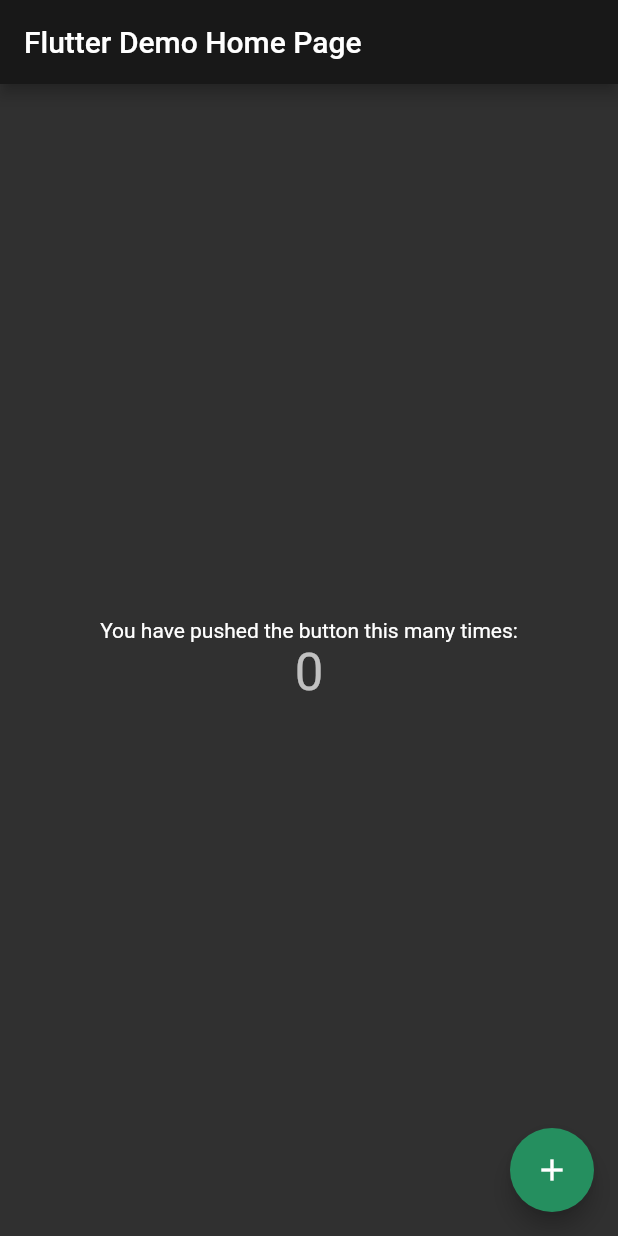
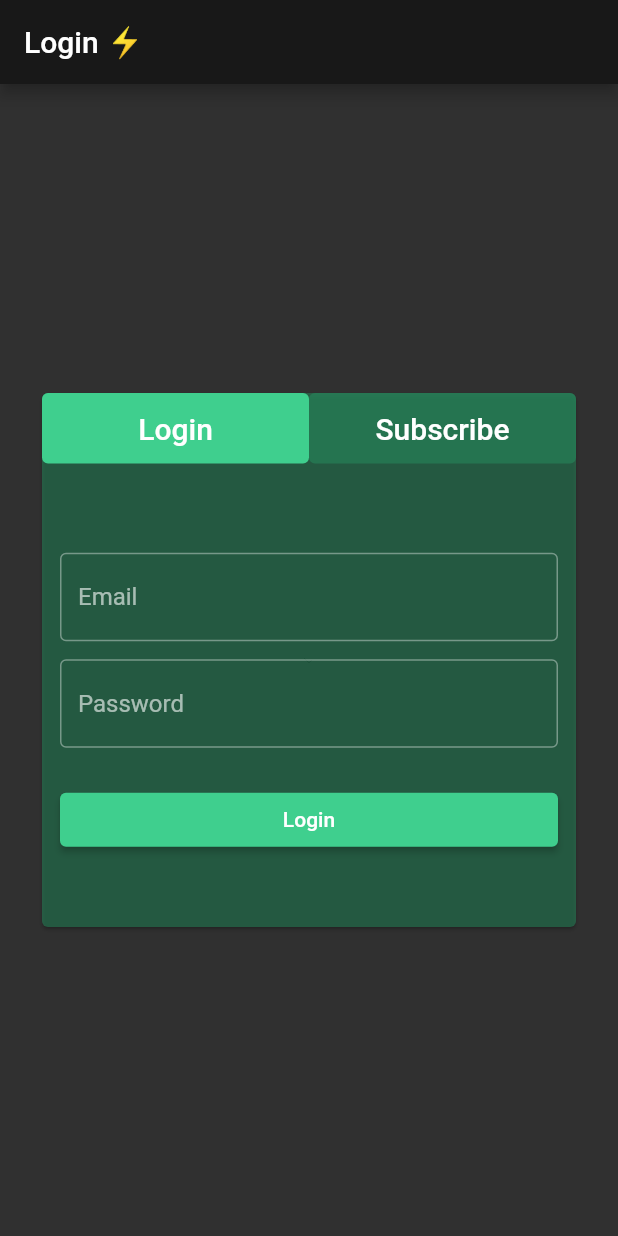
Before and after one commit to Vanethos/flutter_supasocial, a Flutter app: the screen it shows after launch, on a phone screen of 412 x 824 dp. Run offline on Flutter 3.47's test engine with Material 2 defaults, Android fonts, the phone set to English and light mode, and no system bars.

Commit message:
Adds login UI

```diff
--- a/lib/ui/app.dart
+++ b/lib/ui/app.dart
@@ -10,7 +10,7 @@ class AwesomeNetworkApp extends StatelessWidget {
     return MaterialApp(
       title: 'Flutter Demo',
       theme: appTheme,
-      home: const LoginScreen(title: 'Flutter Demo Home Page'),
+      home: const LoginScreen(),
     );
   }
 }
--- a/lib/ui/screens/login/login_page.dart
+++ b/lib/ui/screens/login/login_page.dart
@@ -1,48 +1,228 @@
+import 'package:awesome_network/ui/widgets/login_screen_button.dart';
+import 'package:awesome_network/ui/widgets/login_screen_form.dart';
 import 'package:flutter/material.dart';
 
 class LoginScreen extends StatefulWidget {
-  const LoginScreen({Key? key, required this.title}) : super(key: key);
-
-  final String title;
+  const LoginScreen({
+    Key? key,
+  }) : super(key: key);
 
   @override
   State<LoginScreen> createState() => _LoginScreenState();
 }
 
 class _LoginScreenState extends State<LoginScreen> {
-  int _counter = 0;
-
-  void _incrementCounter() {
-    setState(() {
-      _counter++;
-    });
-  }
+  int _index = 0;
 
   @override
   Widget build(BuildContext context) {
     return Scaffold(
       appBar: AppBar(
-        title: Text(widget.title),
+        title: const Text('Login ⚡'),
       ),
       body: Center(
-        child: Column(
-          mainAxisAlignment: MainAxisAlignment.center,
-          children: <Widget>[
-            const Text(
-              'You have pushed the button this many times:',
+        child: Padding(
+          padding: const EdgeInsets.all(24.0),
+          child: Card(
+            color: Theme.of(context).colorScheme.secondaryVariant,
+            child: Column(
+              mainAxisSize: MainAxisSize.min,
+              children: [
+                Row(
+                  children: [
+                    Expanded(
+                      child: _LoginBoxHeaderButton(
+                        onTap: () => setState(() {
+                          _index = 0;
+                        }),
+                        isEnabled: _isLoginPage(),
+                        text: "Login",
+                      ),
+                    ),
+                    Expanded(
+                      child: _LoginBoxHeaderButton(
+                        onTap: () => setState(() {
+                          _index = 1;
+                        }),
+                        isEnabled: !_isLoginPage(),
+                        text: "Subscribe",
+                      ),
+                    ),
+                  ],
+                ),
+                const SizedBox(
+                  height: 12.0,
+                ),
+                Padding(
+                  padding: const EdgeInsets.all(12.0),
+                  child: IndexedStack(
+                    alignment: Alignment.center,
+                    index: _index,
+                    children: [
+                      _LoginContainer(
+                        onLogin: (email, password) {},
+                      ),
+                      _SubscribeContainer(
+                        onSubscribe: (name, email, password) {},
+                      ),
+                    ],
+                  ),
+                ),
+              ],
             ),
-            Text(
-              '$_counter',
-              style: Theme.of(context).textTheme.headline4,
-            ),
-          ],
+          ),
         ),
       ),
-      floatingActionButton: FloatingActionButton(
-        onPressed: _incrementCounter,
-        tooltip: 'Increment',
-        child: const Icon(Icons.add),
+    );
+  }
+
+  bool _isLoginPage() {
+    return _index == 0;
+  }
+}
+
+class _LoginBoxHeaderButton extends StatelessWidget {
+  final VoidCallback onTap;
+  final bool isEnabled;
+  final String text;
+
+  const _LoginBoxHeaderButton({
+    Key? key,
+    required this.onTap,
+    required this.isEnabled,
+    required this.text,
+  }) : super(key: key);
+
+  @override
+  Widget build(BuildContext context) {
+    return GestureDetector(
+      onTap: onTap,
+      child: Container(
+        decoration: BoxDecoration(
+          color: isEnabled
+              ? Theme.of(context).colorScheme.primary
+              : Theme.of(context).colorScheme.secondaryVariant,
+          borderRadius: BorderRadius.circular(4.0),
+        ),
+        child: Padding(
+          padding: const EdgeInsets.all(12.0),
+          child: Center(
+            child: Text(
+              text,
+              style: Theme.of(context).textTheme.headline6,
+            ),
+          ),
+        ),
       ),
     );
   }
 }
+
+class _LoginContainer extends StatefulWidget {
+  final Function(String, String) onLogin;
+
+  const _LoginContainer({required this.onLogin, Key? key}) : super(key: key);
+
+  @override
+  __LoginContainerState createState() => __LoginContainerState();
+}
+
+class __LoginContainerState extends State<_LoginContainer> {
+  final emailController = TextEditingController();
+  final passwordController = TextEditingController();
+
+  @override
+  Widget build(BuildContext context) {
+    return Column(
+      crossAxisAlignment: CrossAxisAlignment.stretch,
+      children: [
+        /// Email
+        LoginScreenForm(
+          controller: emailController,
+          hint: "Email",
+        ),
+        const SizedBox(
+          height: 12.0,
+        ),
+        LoginScreenForm(
+          controller: passwordController,
+          hint: "Password",
+        ),
+        const SizedBox(
+          height: 24.0,
+        ),
+        LoginButton(
+          enabled: emailController.text.isNotEmpty &&
+              passwordController.text.isNotEmpty,
+          callback: () => widget.onLogin(
+            emailController.text,
+            passwordController.text,
+          ),
+          label: "Login",
+        ),
+      ],
+    );
+  }
+}
+
+class _SubscribeContainer extends StatefulWidget {
+  final Function(String, String, String) onSubscribe;
+
+  const _SubscribeContainer({required this.onSubscribe, Key? key})
+      : super(key: key);
+
+  @override
+  __SubscribeContainerState createState() => __SubscribeContainerState();
+}
+
+class __SubscribeContainerState extends State<_SubscribeContainer> {
+  final nameController = TextEditingController();
+  final emailController = TextEditingController();
+  final passwordController = TextEditingController();
+
+  @override
+  Widget build(BuildContext context) {
+    return Column(
+      crossAxisAlignment: CrossAxisAlignment.stretch,
+      children: [
+        /// Email
+        LoginScreenForm(
+          controller: nameController,
+          hint: "Name",
+        ),
+        const SizedBox(
+          height: 12.0,
+        ),
+
+        /// Email
+        LoginScreenForm(
+          controller: emailController,
+          hint: "Email",
+        ),
+        const SizedBox(
+          height: 12.0,
+        ),
+
+        /// Password
+        LoginScreenForm(
+          controller: passwordController,
+          hint: "Password",
+          obscureText: true,
+        ),
+        const SizedBox(
+          height: 24.0,
+        ),
+        LoginButton(
+          enabled: emailController.text.isNotEmpty &&
+              passwordController.text.isNotEmpty,
+          callback: () => widget.onSubscribe(
+            nameController.text,
+            emailController.text,
+            passwordController.text,
+          ),
+          label: "Login",
+        ),
+      ],
+    );
+  }
+}
--- /dev/null
+++ b/lib/ui/widgets/login_screen_button.dart
@@ -0,0 +1,25 @@
+import 'package:flutter/material.dart';
+
+class LoginButton extends StatelessWidget {
+  final VoidCallback callback;
+  final String label;
+  final bool enabled;
+
+  const LoginButton({
+    required this.callback,
+    required this.label,
+    required this.enabled,
+    Key? key,
+  }) : super(key: key);
+
+  @override
+  Widget build(BuildContext context) {
+    return ElevatedButton(
+      onPressed: () => enabled ? callback.call() : null,
+      child: Padding(
+        padding: const EdgeInsets.all(8.0),
+        child: Text(label),
+      ),
+    );
+  }
+}
--- /dev/null
+++ b/lib/ui/widgets/login_screen_form.dart
@@ -0,0 +1,31 @@
+import 'package:flutter/material.dart';
+
+class LoginScreenForm extends StatelessWidget {
+  final String hint;
+  final bool obscureText;
+  final TextEditingController controller;
+
+  const LoginScreenForm({
+    Key? key,
+    required this.hint,
+    required this.controller,
+    this.obscureText = false,
+  }) : super(key: key);
+
+  @override
+  Widget build(BuildContext context) {
+    return TextFormField(
+      controller: controller,
+      obscureText: obscureText,
+      decoration: InputDecoration(
+        border: OutlineInputBorder(
+          borderSide: BorderSide(
+            color: Theme.of(context).colorScheme.secondaryVariant,
+            width: 1.0,
+          ),
+        ),
+        hintText: hint,
+      ),
+    );
+  }
+}
```
Also changed, not shown: lib/ui/assets/theme.dart (+12 -12 lines).
